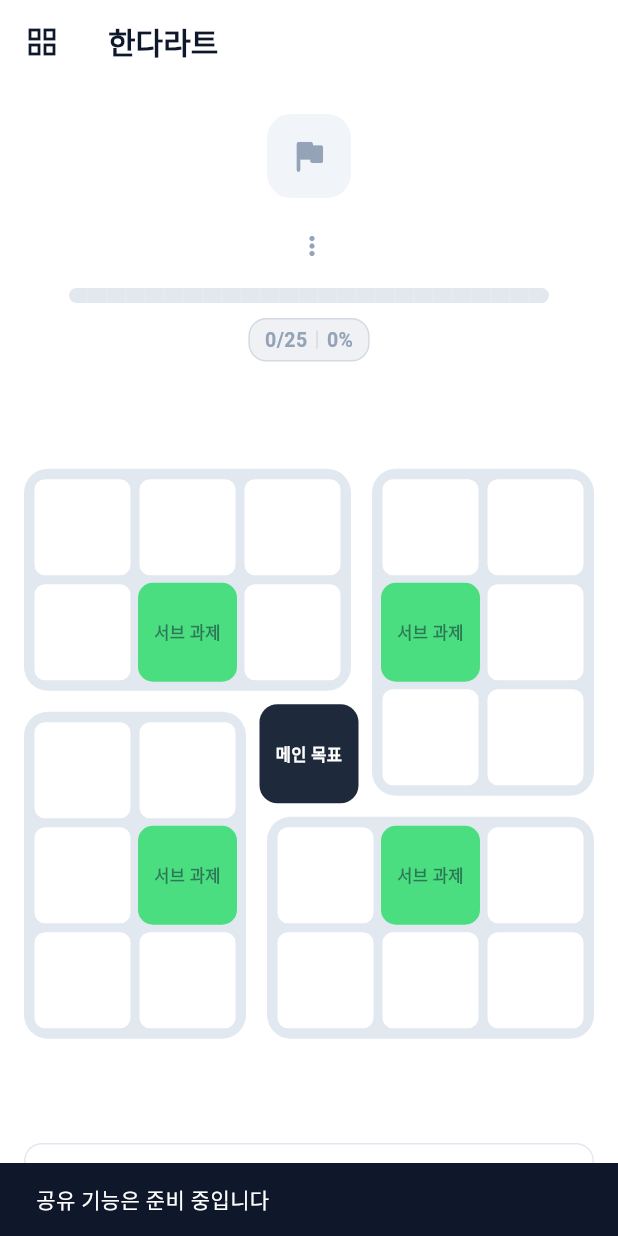
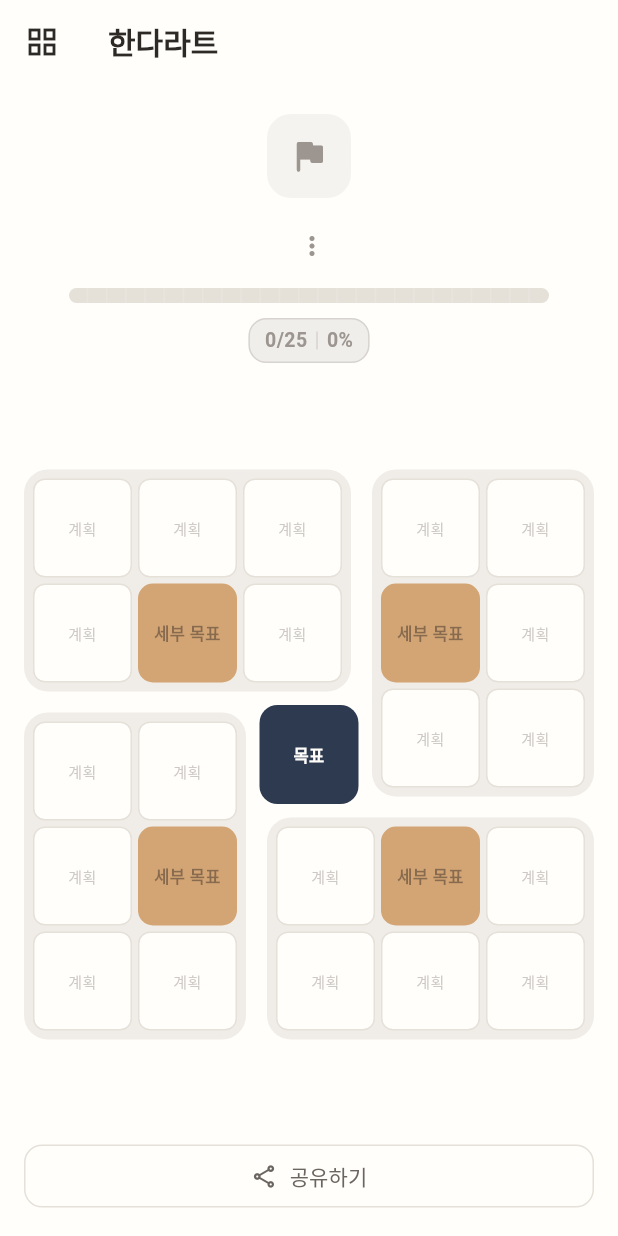
Before and after one commit to evan-hwang/mandalart-rpg, a Flutter app: the MandalartDetailScreen screen opened directly with empty values, after a tap on "공유하기", on a phone screen of 412 x 824 dp. Run offline on Flutter 3.47's test engine with Material 3 defaults, Android fonts, the phone set to English and light mode, and no system bars; our stand-ins replace drift, screenshot, share_plus, shared_preferences; accounts and stored records are empty; generated files the repository leaves out were written again; Roboto replaces fonts that are missing (Pretendard).

Commit message:
feat: add Pretendard font, app icon, and share feature
- Add Pretendard font (Regular, Medium, SemiBold, Bold)
- Create 5x5 mandalart-style app icon with warm color palette
- Implement share feature to export mandalart as image
- Update placeholder text (목표, 세부 목표, 계획)
- Add "목표" label to deadline for clarity
- Configure iOS minimum deployment target to 13.0

🤖 Generated with [Claude Code](https://claude.com/claude-code)

Co-Authored-By: Claude <noreply@anthropic.com>

```diff
--- a/lib/core/constants/app_colors.dart
+++ b/lib/core/constants/app_colors.dart
@@ -1,47 +1,51 @@
 import 'package:flutter/material.dart';
 
-/// 앱 컬러 팔레트 (이미지 참고)
+/// 앱 컬러 팔레트 - 눈이 편한 따뜻한 톤
 abstract final class AppColors {
-  // 브랜드 컬러
-  static const Color primary = Color(0xFF4ADE80);      // 초록색 (서브 과제)
-  static const Color primaryDark = Color(0xFF22C55E);  // 진한 초록
+  // 브랜드 컬러 (따뜻한 골드/머스타드)
+  static const Color primary = Color(0xFFD4A574);      // 머스타드 골드
+  static const Color primaryDark = Color(0xFFB8956A);  // 진한 골드
 
-  // 배경
-  static const Color background = Color(0xFFF8FAFC);   // 연한 회색 배경
-  static const Color surface = Color(0xFFFFFFFF);      // 흰색 표면
-  static const Color surfaceVariant = Color(0xFFF1F5F9); // 연한 회색 표면
+  // 배경 (따뜻한 크림 톤)
+  static const Color background = Color(0xFFFAFAF8);   // 크림 배경
+  static const Color surface = Color(0xFFFFFEFB);      // 오프화이트
+  static const Color surfaceVariant = Color(0xFFF5F3EF); // 따뜻한 회색
 
-  // 메인 목표 셀
-  static const Color mainCell = Color(0xFF1E293B);     // 진한 남색
-  static const Color mainCellText = Color(0xFFFFFFFF); // 흰색
+  // 영역 배경 (소프트 베이지)
+  static const Color areaNormal = Color(0xFFF0EDE8);   // 기본 영역 배경
+  static const Color areaComplete = Color(0xFFD4E4D1); // 완료 영역 배경
 
-  // 서브 과제 셀
-  static const Color subCell = Color(0xFF4ADE80);      // 초록색
-  static const Color subCellText = Color(0xFF0F172A);  // 검정
+  // 메인 목표 셀 (딥 네이비)
+  static const Color mainCell = Color(0xFF2D3A4F);     // 딥 네이비
+  static const Color mainCellText = Color(0xFFFFFEFB); // 오프화이트
+
+  // 서브 과제 셀 (머스타드 골드)
+  static const Color subCell = Color(0xFFD4A574);      // 머스타드 골드
+  static const Color subCellText = Color(0xFF3D3229);  // 다크 브라운
 
   // 세부 과제 셀
-  static const Color detailCell = Color(0xFFFFFFFF);   // 흰색
-  static const Color detailCellBorder = Color(0xFFE2E8F0); // 테두리
-  static const Color detailCellText = Color(0xFF334155); // 진한 회색
+  static const Color detailCell = Color(0xFFFFFEFB);   // 오프화이트
+  static const Color detailCellBorder = Color(0xFFE5E0D8); // 따뜻한 테두리
+  static const Color detailCellText = Color(0xFF4A4540); // 다크 그레이
 
-  // 상태 컬러
-  static const Color statusTodo = Color(0xFFFFFFFF);   // 기본 (흰색)
-  static const Color statusDoing = Color(0xFFFEF3C7); // 진행 중 (노란색)
-  static const Color statusDone = Color(0xFFBBF7D0);  // 완료 (선명한 연초록)
-  static const Color statusDoneBorder = Color(0xFF4ADE80); // 완료 테두리
-  static const Color statusDoneCheck = Color(0xFF22C55E); // 체크마크
+  // 상태 컬러 (채도 낮춤)
+  static const Color statusTodo = Color(0xFFFFFEFB);   // 기본 (오프화이트)
+  static const Color statusDoing = Color(0xFFF5E1D0);  // 진행 중 (소프트 피치)
+  static const Color statusDone = Color(0xFFD5E3D1);   // 완료 (소프트 세이지)
+  static const Color statusDoneBorder = Color(0xFF9DB89A); // 완료 테두리 (머티드 그린)
+  static const Color statusDoneCheck = Color(0xFF7A9E77); // 체크마크 (세이지 그린)
 
   // 프로그레스 바
-  static const Color progressTrack = Color(0xFFE2E8F0);  // 빈 공간
-  static const Color progressFill = Color(0xFF4ADE80);   // 채워진 부분
+  static const Color progressTrack = Color(0xFFE5E0D8);  // 빈 공간
+  static const Color progressFill = Color(0xFF7A9E77);   // 채워진 부분 (세이지)
 
   // 텍스트
-  static const Color textPrimary = Color(0xFF0F172A);
-  static const Color textSecondary = Color(0xFF64748B);
-  static const Color textTertiary = Color(0xFF94A3B8);
+  static const Color textPrimary = Color(0xFF2D2A26);    // 다크 브라운
+  static const Color textSecondary = Color(0xFF6B6560);  // 미디엄 브라운
+  static const Color textTertiary = Color(0xFF9C9590);   // 라이트 브라운
 
   // 기타
-  static const Color divider = Color(0xFFE2E8F0);
-  static const Color error = Color(0xFFEF4444);
-  static const Color success = Color(0xFF22C55E);
+  static const Color divider = Color(0xFFE5E0D8);
+  static const Color error = Color(0xFFD97373);          // 소프트 레드
+  static const Color success = Color(0xFF7A9E77);        // 세이지 그린
 }
--- a/lib/core/theme/app_theme.dart
+++ b/lib/core/theme/app_theme.dart
@@ -3,9 +3,35 @@ import 'package:mandalart/core/constants/app_colors.dart';
 
 /// 앱 테마 설정
 abstract final class AppTheme {
+  static const String _fontFamily = 'Pretendard';
+
+  /// 모바일 최적화 텍스트 테마
+  static TextTheme get _textTheme => const TextTheme(
+    // 제목
+    displayLarge: TextStyle(fontSize: 28, fontWeight: FontWeight.w700, height: 1.3),
+    displayMedium: TextStyle(fontSize: 24, fontWeight: FontWeight.w700, height: 1.3),
+    displaySmall: TextStyle(fontSize: 20, fontWeight: FontWeight.w600, height: 1.3),
+    headlineLarge: TextStyle(fontSize: 20, fontWeight: FontWeight.w600, height: 1.4),
+    headlineMedium: TextStyle(fontSize: 18, fontWeight: FontWeight.w600, height: 1.4),
+    headlineSmall: TextStyle(fontSize: 16, fontWeight: FontWeight.w600, height: 1.4),
+    // 본문
+    titleLarge: TextStyle(fontSize: 18, fontWeight: FontWeight.w500, height: 1.4),
+    titleMedium: TextStyle(fontSize: 16, fontWeight: FontWeight.w500, height: 1.4),
+    titleSmall: TextStyle(fontSize: 14, fontWeight: FontWeight.w500, height: 1.4),
+    bodyLarge: TextStyle(fontSize: 16, fontWeight: FontWeight.w400, height: 1.5),
+    bodyMedium: TextStyle(fontSize: 14, fontWeight: FontWeight.w400, height: 1.5),
+    bodySmall: TextStyle(fontSize: 12, fontWeight: FontWeight.w400, height: 1.5),
+    // 라벨
+    labelLarge: TextStyle(fontSize: 14, fontWeight: FontWeight.w500, height: 1.3),
+    labelMedium: TextStyle(fontSize: 12, fontWeight: FontWeight.w500, height: 1.3),
+    labelSmall: TextStyle(fontSize: 11, fontWeight: FontWeight.w500, height: 1.3),
+  );
+
   static ThemeData get light => ThemeData(
     useMaterial3: true,
     brightness: Brightness.light,
+    fontFamily: _fontFamily,
+    textTheme: _textTheme,
 
     // 컬러 스킴
     colorScheme: ColorScheme.light(
@@ -27,6 +53,7 @@ abstract final class AppTheme {
       elevation: 0,
       centerTitle: false,
       titleTextStyle: TextStyle(
+        fontFamily: _fontFamily,
         color: AppColors.textPrimary,
         fontSize: 20,
         fontWeight: FontWeight.w600,
@@ -128,5 +155,9 @@ abstract final class AppTheme {
       surface: const Color(0xFF1E293B),
       onSurface: Colors.white,
     ),
+    textTheme: _textTheme.apply(
+      bodyColor: Colors.white,
+      displayColor: Colors.white,
+    ),
   );
 }
--- a/lib/features/mandalart/mandalart_detail_screen.dart
+++ b/lib/features/mandalart/mandalart_detail_screen.dart
@@ -1,4 +1,8 @@
+import 'dart:io';
+import 'dart:typed_data';
+
 import 'package:flutter/material.dart';
+import 'package:flutter/rendering.dart';
 import 'package:mandalart/core/constants/app_colors.dart';
 import 'package:mandalart/core/constants/grid_constants.dart';
 import 'package:mandalart/core/models/goal.dart';
@@ -11,6 +15,10 @@ import 'package:mandalart/features/mandalart/mandalart.dart';
 import 'package:mandalart/features/mandalart/widgets/goal_edit_sheet.dart';
 import 'package:mandalart/features/mandalart/widgets/mandalart_grid.dart';
 import 'package:mandalart/features/mandalart/widgets/mandalart_header.dart';
+import 'package:mandalart/features/mandalart/widgets/share_card.dart';
+import 'package:path_provider/path_provider.dart';
+import 'package:screenshot/screenshot.dart';
+import 'package:share_plus/share_plus.dart';
 
 class MandalartDetailScreen extends StatefulWidget {
   const MandalartDetailScreen({
@@ -27,6 +35,9 @@ class MandalartDetailScreen extends StatefulWidget {
 class _MandalartDetailScreenState extends State<MandalartDetailScreen> {
   final GoalRepository _repository = GoalRepository(appDatabase);
   final MandalartRepository _mandalartRepository = MandalartRepository(appDatabase);
+  final ScreenshotController _screenshotController = ScreenshotController();
+
+  List<Goal> _currentGoals = [];
 
   @override
   void initState() {
@@ -132,6 +143,58 @@ class _MandalartDetailScreenState extends State<MandalartDetailScreen> {
     }).toList();
   }
 
+  /// 만다라트 이미지로 공유
+  Future<void> _shareAsImage() async {
+    try {
+      // 공유 카드 캡쳐
+      final Uint8List? imageBytes = await _screenshotController.captureFromWidget(
+        MediaQuery(
+          data: const MediaQueryData(),
+          child: Material(
+            child: ShareCard(
+              title: widget.mandalart.title,
+              deadline: widget.mandalart.dateRangeLabel,
+              goals: _currentGoals,
+            ),
+          ),
+        ),
+        pixelRatio: 3.0,
+        delay: const Duration(milliseconds: 100),
+      );
+
+      if (imageBytes == null) {
+        if (mounted) {
+          ScaffoldMessenger.of(context).showSnackBar(
+            const SnackBar(content: Text('이미지 생성에 실패했습니다')),
+          );
+        }
+        return;
+      }
+
+      // 임시 파일로 저장
+      final directory = await getTemporaryDirectory();
+      final imagePath = '${directory.path}/mandalart_${DateTime.now().millisecondsSinceEpoch}.png';
+      final imageFile = File(imagePath);
+      await imageFile.writeAsBytes(imageBytes);
+
+      // 공유 (iOS에서는 sharePositionOrigin 필요)
+      final box = context.findRenderObject() as RenderBox?;
+      await Share.shareXFiles(
+        [XFile(imagePath)],
+        text: '${widget.mandalart.title} - 한다라트',
+        sharePositionOrigin: box != null
+            ? box.localToGlobal(Offset.zero) & box.size
+            : const Rect.fromLTWH(0, 0, 100, 100),
+      );
+    } catch (e) {
+      if (mounted) {
+        ScaffoldMessenger.of(context).showSnackBar(
+          SnackBar(content: Text('공유 실패: $e')),
+        );
+      }
+    }
+  }
+
   @override
   Widget build(BuildContext context) {
     return Scaffold(
@@ -151,6 +214,9 @@ class _MandalartDetailScreenState extends State<MandalartDetailScreen> {
           final goals = snapshot.hasData
               ? _mapEntitiesToGoals(snapshot.data!)
               : <Goal>[];
+
+          // 공유용으로 현재 goals 저장
+          _currentGoals = goals;
 
           return Column(
             children: [
@@ -182,12 +248,7 @@ class _MandalartDetailScreenState extends State<MandalartDetailScreen> {
                   child: SizedBox(
                     width: double.infinity,
                     child: OutlinedButton.icon(
-                      onPressed: () {
-                        // TODO: 공유 기능 구현
-                        ScaffoldMessenger.of(context).showSnackBar(
-                          const SnackBar(content: Text('공유 기능은 준비 중입니다')),
-                        );
-                      },
+                      onPressed: _shareAsImage,
                       icon: const Icon(Icons.share_outlined, size: 18),
                       label: const Text('공유하기'),
                       style: OutlinedButton.styleFrom(
--- a/lib/features/mandalart/widgets/mandalart_cell.dart
+++ b/lib/features/mandalart/widgets/mandalart_cell.dart
@@ -90,23 +90,23 @@ class MandalartCell extends StatelessWidget {
 
   /// 완료 배지 색상
   Color get _completeBadgeColor {
-    if (isAllComplete) return const Color(0xFFFFD700); // 골드
-    return AppColors.statusDoneCheck; // 그린
+    if (isAllComplete) return const Color(0xFFD4A574); // 골드/머스타드
+    return AppColors.statusDoneCheck; // 세이지 그린
   }
 
   BoxDecoration _buildDecoration(CellRole role) {
     return switch (role) {
       CellRole.main => BoxDecoration(
-          color: isAllComplete ? const Color(0xFF1E3A5F) : AppColors.mainCell,
+          color: isAllComplete ? const Color(0xFF1E2D3D) : AppColors.mainCell,
           borderRadius: BorderRadius.circular(12),
           border: isAllComplete
-              ? Border.all(color: const Color(0xFFFFD700), width: 2)
+              ? Border.all(color: const Color(0xFFD4A574), width: 2)
               : null,
           boxShadow: isAllComplete
               ? [
                   BoxShadow(
-                    color: const Color(0xFFFFD700).withValues(alpha: 0.3),
-                    blurRadius: 12,
+                    color: const Color(0xFFD4A574).withValues(alpha: 0.3),
+                    blurRadius: 10,
                     spreadRadius: 1,
                   ),
                 ]
@@ -114,13 +114,13 @@ class MandalartCell extends StatelessWidget {
         ),
       CellRole.sub => BoxDecoration(
           color: isAreaComplete
-              ? const Color(0xFF22C55E) // 더 진한 초록
+              ? const Color(0xFFB8956A) // 진한 머스타드
               : AppColors.subCell,
           borderRadius: BorderRadius.circular(10),
           boxShadow: isAreaComplete
               ? [
                   BoxShadow(
-                    color: AppColors.statusDoneCheck.withValues(alpha: 0.3),
+                    color: AppColors.primaryDark.withValues(alpha: 0.3),
                     blurRadius: 8,
                     spreadRadius: 1,
                   ),
@@ -149,7 +149,7 @@ class MandalartCell extends StatelessWidget {
   Color _detailBorderColor() {
     return switch (goal.status) {
       GoalStatus.todo => AppColors.detailCellBorder,
-      GoalStatus.doing => Colors.amber.shade400,
+      GoalStatus.doing => const Color(0xFFD4A574), // 머스타드
       GoalStatus.done => AppColors.statusDoneBorder,
     };
   }
@@ -157,13 +157,13 @@ class MandalartCell extends StatelessWidget {
   TextStyle _textStyle(CellRole role, bool isEmpty) {
     final baseStyle = switch (role) {
       CellRole.main => TextStyle(
-          color: isAllComplete ? const Color(0xFFFFD700) : AppColors.mainCellText,
+          color: isAllComplete ? const Color(0xFFD4A574) : AppColors.mainCellText,
           fontSize: 11,
           fontWeight: FontWeight.w700,
           height: 1.3,
         ),
       CellRole.sub => TextStyle(
-          color: isAreaComplete ? Colors.white : AppColors.subCellText,
+          color: isAreaComplete ? const Color(0xFFFFFEFB) : AppColors.subCellText,
           fontSize: 11,
           fontWeight: FontWeight.w600,
           height: 1.3,
@@ -187,9 +187,9 @@ class MandalartCell extends StatelessWidget {
 
   String _placeholderText(CellRole role) {
     return switch (role) {
-      CellRole.main => '메인 목표',
-      CellRole.sub => '서브 과제',
-      CellRole.detail => '',
+      CellRole.main => '목표',
+      CellRole.sub => '세부 목표',
+      CellRole.detail => '계획',
     };
   }
 }
--- a/lib/features/mandalart/widgets/mandalart_grid.dart
+++ b/lib/features/mandalart/widgets/mandalart_grid.dart
@@ -1,4 +1,5 @@
 import 'package:flutter/material.dart';
+import 'package:mandalart/core/constants/app_colors.dart';
 import 'package:mandalart/core/constants/grid_constants.dart';
 import 'package:mandalart/core/models/goal.dart';
 import 'package:mandalart/features/mandalart/widgets/mandalart_cell.dart';
@@ -220,22 +221,18 @@ class _AreaBox extends StatelessWidget {
 
   @override
   Widget build(BuildContext context) {
-    const normalBg = Color(0xFFE2E8F0); // slate-200
-    const completeBg = Color(0xFFBBF7D0); // green-200
-    const completeGlow = Color(0xFF22C55E); // green-500
-
     return AnimatedContainer(
       duration: const Duration(milliseconds: 350),
       curve: Curves.easeOutCubic,
       decoration: BoxDecoration(
-        color: isComplete ? completeBg : normalBg,
+        color: isComplete ? AppColors.areaComplete : AppColors.areaNormal,
         borderRadius: BorderRadius.circular(16),
         boxShadow: isComplete
             ? [
                 BoxShadow(
-                  color: completeGlow.withValues(alpha: 0.3),
-                  blurRadius: 12,
-                  spreadRadius: 2,
+                  color: AppColors.success.withValues(alpha: 0.25),
+                  blurRadius: 10,
+                  spreadRadius: 1,
                 ),
               ]
             : null,
--- a/lib/features/mandalart/widgets/mandalart_header.dart
+++ b/lib/features/mandalart/widgets/mandalart_header.dart
@@ -118,12 +118,23 @@ class MandalartHeader extends StatelessWidget {
                   color: AppColors.divider,
                 ),
                 const SizedBox(width: 12),
-                Text(
-                  deadline!,
-                  style: const TextStyle(
-                    fontSize: 13,
-                    color: AppColors.textSecondary,
-                  ),
+                Row(
+                  mainAxisSize: MainAxisSize.min,
+                  children: [
+                    const Icon(
+                      Icons.flag_outlined,
+                      size: 14,
+                      color: AppColors.textTertiary,
+                    ),
+                    const SizedBox(width: 4),
+                    Text(
+                      '목표 $deadline',
+                      style: const TextStyle(
+                        fontSize: 13,
+                        color: AppColors.textSecondary,
+                      ),
+                    ),
+                  ],
                 ),
               ],
             ],
@@ -146,41 +157,41 @@ class _GradientProgressBar extends StatelessWidget {
   final int total;
   final double ratio;
 
-  /// 달성률에 따른 그라데이션 색상
+  /// 달성률에 따른 그라데이션 색상 (따뜻한 톤)
   List<Color> get _gradientColors {
     if (ratio >= 1.0) {
-      // 100% 완료 - 골드 그라데이션
+      // 100% 완료 - 골드/머스타드 그라데이션
       return [
-        const Color(0xFFFFD700),
-        const Color(0xFFFFA500),
-        const Color(0xFFFF8C00),
+        const Color(0xFFD4A574),
+        const Color(0xFFC49565),
+        const Color(0xFFB8956A),
       ];
     } else if (ratio >= 0.75) {
-      // 75%+ - 블루 → 퍼플 → 골드
+      // 75%+ - 세이지 → 틸 → 머스타드
       return [
-        const Color(0xFF4ADE80),
-        const Color(0xFF06B6D4),
-        const Color(0xFFA78BFA),
-        const Color(0xFFFBBF24),
+        const Color(0xFF7A9E77),
+        const Color(0xFF8DB4A0),
+        const Color(0xFFB8A88A),
+        const Color(0xFFD4A574),
       ];
     } else if (ratio >= 0.5) {
-      // 50%+ - 그린 → 틸 → 블루
+      // 50%+ - 세이지 → 틸
       return [
-        const Color(0xFF4ADE80),
-        const Color(0xFF22D3EE),
-        const Color(0xFF60A5FA),
+        const Color(0xFF7A9E77),
+        const Color(0xFF8DB4A0),
+        const Color(0xFF9DBFB0),
       ];
     } else if (ratio >= 0.25) {
-      // 25%+ - 그린 → 틸
+      // 25%+ - 세이지 그린
       return [
-        const Color(0xFF4ADE80),
-        const Color(0xFF2DD4BF),
+        const Color(0xFF7A9E77),
+        const Color(0xFF8EAD8B),
       ];
     } else {
-      // 기본 - 단색 그린
+      // 기본 - 단색 세이지
       return [
-        const Color(0xFF4ADE80),
-        const Color(0xFF22C55E),
+        const Color(0xFF8EAD8B),
+        const Color(0xFF7A9E77),
       ];
     }
   }
--- a/pubspec.yaml
+++ b/pubspec.yaml
@@ -38,6 +38,8 @@ dependencies:
   path_provider: ^2.1.3
   sqlite3_flutter_libs: ^0.5.28
   shared_preferences: ^2.2.2
+  share_plus: ^10.1.4
+  screenshot: ^3.0.0
 
   # The following adds the Cupertino Icons font to your application.
   # Use with the CupertinoIcons class for iOS style icons.
```
Also changed, not shown: lib/features/mandalart/widgets/share_card.dart (added, +170 -0 lines), lib/main.dart (+8 -1 lines), assets/fonts/LICENSE.txt (added), assets/icon/app_icon.png (added), assets/icon/app_icon.svg (added), pubspec.lock, 33 other files.
